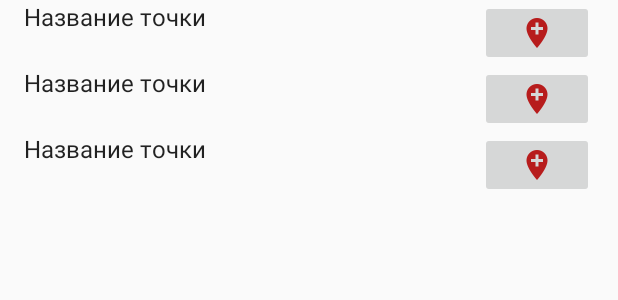
After one commit to RuslanVolovyk/FishingPlus, an Android app: the layout fragment_point_list.xml on its own in the app's theme, with its tools: preview values and no code run, on a phone screen of 412 x 824 dp. The commit adds this screen. Shown: the top 300 px of the screen. Run offline under Robolectric (Android 15) with nearby library versions, the phone set to English and light mode, and no system bars.

Commit message:
create fragment activity from points

```diff
--- a/app/build.gradle
+++ b/app/build.gradle
@@ -31,7 +31,7 @@ dependencies {
         exclude group: 'com.android.support', module: 'support-annotations'
     })
     //    compile 'com.google.android.gms:play-services-maps:10.2.1'
-//    compile 'com.google.android.gms:play-services-place:10.2.1'
+    //    compile 'com.google.android.gms:play-services-place:10.2.1'
     compile 'com.android.support:appcompat-v7:25.3.1'
     compile 'com.android.support:design:25.3.1'
     compile 'com.github.bumptech.glide:glide:3.6.1'
@@ -45,7 +45,8 @@ dependencies {
     compile 'com.android.support:support-v4:25.3.1'
     compile 'com.google.code.gson:gson:2.7'
     compile 'com.jakewharton:butterknife:8.5.1'
-
+    compile 'com.android.support:recyclerview-v7:25.3.1'
     testCompile 'junit:junit:4.12'
+    compile 'com.android.support:support-v4:25.3.1'
 }
 apply plugin: 'com.google.gms.google-services'
--- /dev/null
+++ b/app/src/main/res/layout/fragment_item.xml
@@ -0,0 +1,34 @@
+<?xml version="1.0" encoding="utf-8"?>
+<LinearLayout xmlns:android="http://schemas.android.com/apk/res/android"
+    android:layout_width="match_parent"
+    android:layout_height="wrap_content"
+    xmlns:tools="http://schemas.android.com/tools"
+    android:orientation="vertical">
+
+    <LinearLayout
+        android:layout_width="match_parent"
+        android:orientation="horizontal"
+        android:layout_weight="1"
+        android:layout_height="wrap_content">
+        <TextView
+            android:layout_weight="0.8"
+            android:textSize="16sp"
+            tools:text="@string/name_point"
+            android:id="@+id/text_view_name_point"
+            android:layout_width="0dp"
+            android:layout_height="wrap_content"
+            android:textAppearance="?attr/textAppearanceListItem" />
+
+        <ImageButton
+            android:layout_weight="0.2"
+            android:src="@drawable/ic_add_location_red_900_24dp"
+            android:layout_width="0dp"
+            android:layout_height="wrap_content"
+            android:id="@+id/image_button_show_location_on_the_map"     />
+
+    </LinearLayout>
+
+
+
+
+</LinearLayout>
--- /dev/null
+++ b/app/src/main/res/layout/fragment_point_list.xml
@@ -0,0 +1,13 @@
+<?xml version="1.0" encoding="utf-8"?>
+<android.support.v7.widget.RecyclerView xmlns:android="http://schemas.android.com/apk/res/android"
+    xmlns:app="http://schemas.android.com/apk/res-auto"
+    xmlns:tools="http://schemas.android.com/tools"
+    android:id="@+id/recycler_view_points"
+    android:name="com.softgroup.fishingplus.screens.PointFragmentListActivity"
+    android:layout_width="match_parent"
+    android:layout_height="match_parent"
+    android:layout_marginLeft="16dp"
+    android:layout_marginRight="16dp"
+    app:layoutManager="LinearLayoutManager"
+    tools:context="com.softgroup.fishingplus.screens.PointFragmentListActivity"
+    tools:listitem="@layout/fragment_item" />
--- a/app/src/main/res/values/dimens.xml
+++ b/app/src/main/res/values/dimens.xml
@@ -2,4 +2,5 @@
     <!-- Default screen margins, per the Android Design guidelines. -->
     <dimen name="activity_horizontal_margin">16dp</dimen>
     <dimen name="activity_vertical_margin">16dp</dimen>
+    <dimen name="text_margin">16dp</dimen>
 </resources>
--- a/app/src/main/res/values/strings.xml
+++ b/app/src/main/res/values/strings.xml
@@ -8,6 +8,8 @@
     <string name="weather_activity_name">Текущая погода</string>
     <string name="add_foto_from_camera">Добавить фото с камеры</string>
     <string name="add_foto_from_galery">Добавить фото с галереи</string>
+    <string name="show_on_the_map">Показать на карте</string>
+    <string name="name_point">Название точки</string>
 
 
 </resources>
```
Also changed, not shown: app/src/main/java/com/softgroup/fishingplus/screens/PointFragmentListActivity.java (added, +95 -0 lines), app/src/main/java/com/softgroup/fishingplus/screens/PointRecyclerViewAdapter.java (added, +80 -0 lines), app/src/main/java/com/softgroup/fishingplus/screens/dummy/DummyContent.java (added, +72 -0 lines), app/src/main/res/drawable-hdpi/ic_add_location_red_900_24dp.png (added), app/src/main/res/drawable-mdpi/ic_add_location_red_900_24dp.png (added), app/src/main/res/drawable-xhdpi/ic_add_location_red_900_24dp.png (added), app/src/main/res/drawable-xxhdpi/ic_add_location_red_900_24dp.png (added), app/src/main/res/drawable-xxxhdpi/ic_add_location_red_900_24dp.png (added).
